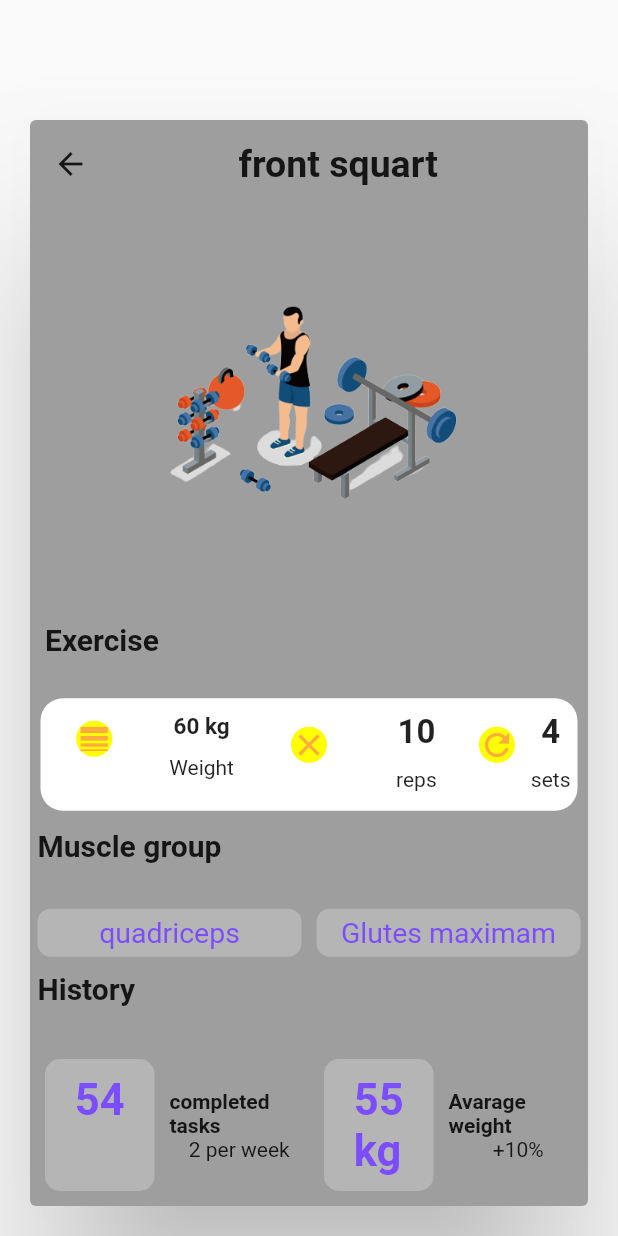
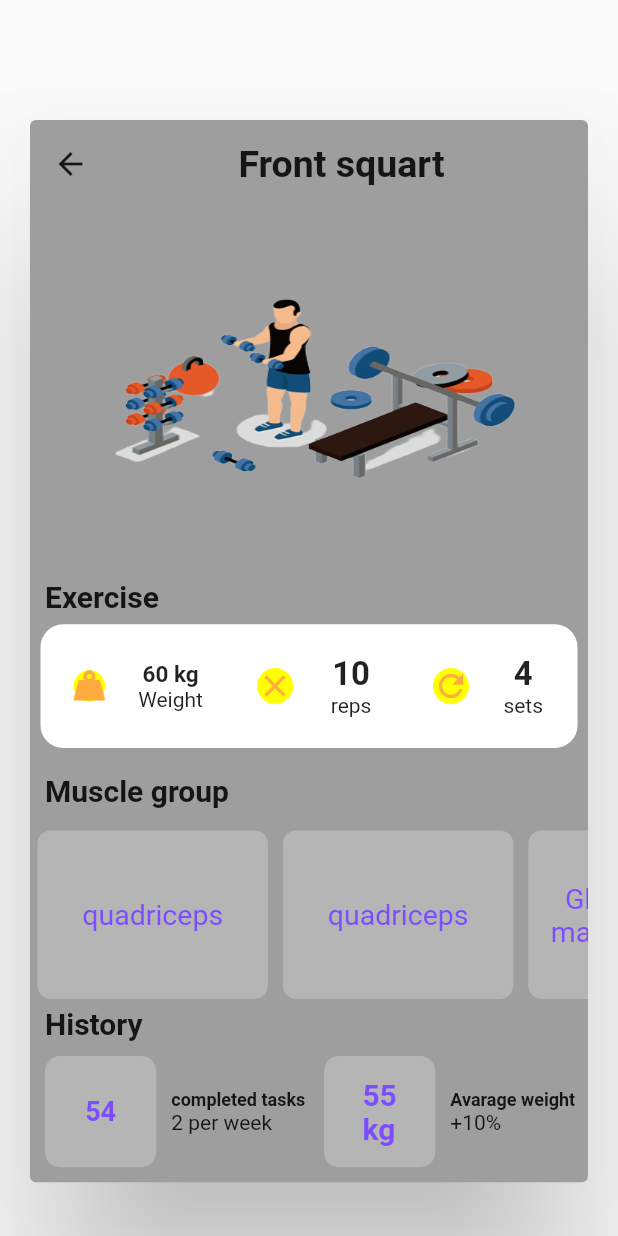
Before and after one commit to cp-yogita-k/first, a Flutter app: the screen it shows after launch, on a phone screen of 412 x 824 dp. Run offline on Flutter 3.47's test engine with Material 2 defaults, Android fonts, the phone set to English and light mode, and no system bars.

Commit message:
final practical 2.1

```diff
--- a/lib/main.dart
+++ b/lib/main.dart
@@ -1,7 +1,7 @@
 import 'package:flutter/material.dart';
 
 void main() {
-  runApp(MaterialApp(
+  runApp(const MaterialApp(
     home: FirstPage(),
     debugShowCheckedModeBanner: false,
   ));
@@ -16,16 +16,23 @@ class FirstPage extends StatefulWidget {
 
 class _FirstPageState extends State<FirstPage> {
   @override
-  List title = [60, 10, 4];
+
 
   Widget build(BuildContext context) {
+    double theight=MediaQuery.of(context).size.height;
+    double width=MediaQuery.of(context).size.width;
+    double stbar=MediaQuery.of(context).padding.top;
+    double bpnavi=MediaQuery.of(context).padding.bottom;
+     double height=theight-stbar-bpnavi;
     return Scaffold(
       body: Card(
           elevation: 50,
           shadowColor: Colors.black,
           color: Colors.grey,
-          margin: EdgeInsets.fromLTRB(20, 80, 20, 20),
+          margin: const EdgeInsets.fromLTRB(20, 80, 20, 20),
+          child: SingleChildScrollView(
             child: Column(
+              crossAxisAlignment: CrossAxisAlignment.start,
               children: [
                 Row(
                   children: [
@@ -33,170 +40,180 @@ class _FirstPageState extends State<FirstPage> {
                         flex: 1,
                         child: Container(
                             alignment: Alignment.topLeft,
-                          margin: EdgeInsets.all(15),
-                          child: Icon(Icons.arrow_back))),
+                            margin: const EdgeInsets.all(15),
+                            child: const Icon(Icons.arrow_back))),
                     Expanded(
                         flex: 2,
                         child: Container(
                             alignment: Alignment.topLeft,
-                          margin: EdgeInsets.all(15),
-                          child: Text(
-                            "front squart",
+                            margin: const EdgeInsets.all(15),
+                            child: const Text(
+                              "Front squart",
                               style: TextStyle(
                                   fontSize: 25, fontWeight: FontWeight.bold),
                             )))
                   ],
                 ),
-              Expanded(
-                flex: 5,
+                Center(
                   child: Container(
-                  height: 300,
-                  decoration: BoxDecoration(
+                    height: height*0.3,
+                    width: height*0.6,
+                    decoration: const BoxDecoration(
                         image: DecorationImage(
                             image: AssetImage(
                       "image/pb.png",
-                  ))),
+                    ),fit: BoxFit.fill)),
                   ),
                 ),
-              Expanded(
-                flex: 1,
-                child: Container(
-                    margin: EdgeInsets.all(10),
-                    alignment: Alignment.topLeft,
+                const Padding(
+                  padding: EdgeInsets.only(left: 10),
                   child: Text(
                     "Exercise",
                     style: TextStyle(fontWeight: FontWeight.bold, fontSize: 20),
-                    )),
+                  ),
                 ),
                 Container(
-                child: Row(children: [
-                  Expanded(
-                    flex: 2,
-                    child: Column(
-                      children: [
-                        Row(
+                  margin: const EdgeInsets.all(7),
+                  height: height*0.1,
+                  decoration: BoxDecoration(
+                      color: Colors.white,
+                      borderRadius: BorderRadius.circular(15)),
+                  child: Row(
+                    mainAxisAlignment: MainAxisAlignment.spaceBetween,
+                  mainAxisSize: MainAxisSize.min,
                   children: [
                     Expanded(
-                              child: Container(
-                                margin: EdgeInsets.all(7),
-                                  decoration: BoxDecoration(
+                      child: Row(
+                        mainAxisAlignment: MainAxisAlignment.spaceEvenly,
+                        crossAxisAlignment: CrossAxisAlignment.center,
+                        children: [
+                          Container(
+                            height: 35,
+                            margin: const EdgeInsets.all(11),
+                              decoration: const BoxDecoration(
                                   shape: BoxShape.circle,
                                   color: Colors.yellowAccent),
-                                  child: Icon(
-                                    Icons.line_weight_sharp,
-                                    color: Colors.orangeAccent,
-                                  )),
+                              // child: Icon(
+                              //   Icons.line_weight_sharp,
+                              //   color: Colors.orangeAccent,
+                              // )
+                            child: const Center(child: ImageIcon(AssetImage("image/w.png"),color: Colors.orangeAccent,size: 21,)),
                       ),
-                            Expanded(
-                              child: Column(
+                          Column(
+                            mainAxisSize: MainAxisSize.min,
+                            crossAxisAlignment: CrossAxisAlignment.center,
                             children: [
-                                  Container(
-                                      margin: EdgeInsets.all(10),
+                              const Flexible(
                                 child: Text("60 kg",
                                     style: TextStyle(
                                         fontWeight: FontWeight.bold,
-                                              fontSize: 15))),
-                                  Text("Weight")
-                                ],
+                                        fontSize: 15)),
                               ),
-                            ),
+                              Flexible(child: Text("Weight",overflow: TextOverflow.ellipsis,))
                             ],
                           ),
                         ],
                       ),
                     ),
                     Expanded(
-                    flex: 2,
-                    child: Column(
+                      child: Row(
+                        mainAxisAlignment: MainAxisAlignment.spaceEvenly,
+                        crossAxisAlignment: CrossAxisAlignment.center,
                         children: [
-                        Row(
-                          children: [
-                            Expanded(
-                              child: Container(
-                                margin: EdgeInsets.all(7),
-                                  decoration: BoxDecoration(
+                          Container(
+                              height: 35,
+                            margin: const EdgeInsets.all(7),
+                              decoration: const BoxDecoration(
                                   shape: BoxShape.circle,
                                   color: Colors.yellowAccent),
-                                  child: Icon(Icons.close,
+                              child: const Icon(Icons.close,
                                   color: Colors.orangeAccent)),
-                            ),
-                            Expanded(
-                              child: Column(
+                          Column(
+                            mainAxisAlignment: MainAxisAlignment.center,
                             children: [
-                                  Container(
-                                      margin: EdgeInsets.all(10),
+                              Flexible(
                                 child: Text("10",
                                     style: TextStyle(
                                         fontWeight: FontWeight.bold,
-                                              fontSize: 22))),
-                                  Text("reps")
-                                ],
+                                        fontSize: 22)),
                               ),
-                            ),
+                              Flexible(child: Text("reps",overflow: TextOverflow.ellipsis,))
                             ],
                           ),
                         ],
                       ),
                     ),
                     Expanded(
-                    flex: 1,
-                    child: Column(
+                      child: Row(
+                        mainAxisAlignment: MainAxisAlignment.spaceEvenly,
+                        crossAxisAlignment: CrossAxisAlignment.center,
                         children: [
-                        Row(
-                          children: [
-                            Expanded(
-                              child: Container(
-                                  decoration: BoxDecoration(
+                          Container(
+                              height: 35,
+                              decoration: const BoxDecoration(
                                   shape: BoxShape.circle,
                                   color: Colors.yellowAccent),
-                                  child: Icon(
+                              child: const Icon(
                                 Icons.refresh_outlined,
                                 color: Colors.orangeAccent,
                               )),
-                            ),
-                            Expanded(
-                              child: Column(
-                                children: [
-                                  Container(
-                                      margin: EdgeInsets.all(10),
+                          Column(
+                            mainAxisAlignment: MainAxisAlignment.center,
+                            children: const [
+                              Flexible(
                                 child: Text("4",
                                     style: TextStyle(
                                         fontWeight: FontWeight.bold,
-                                              fontSize: 22))),
-                                  Text("sets")
-                                ],
+                                        fontSize: 22)),
                               ),
-                            ),
+
+                              Flexible(child: Text("sets",overflow: TextOverflow.ellipsis,))
                             ],
                           ),
                         ],
                       ),
                     )
                   ]),
-                margin: EdgeInsets.all(7),
-                height: 75,
+                ),
+                Padding(
+                  padding: const EdgeInsets.only(top: 10,left: 10),
+                  child: const Text("Muscle group",
+                      style: TextStyle(fontWeight: FontWeight.bold, fontSize: 20)),
+                ),
+                SizedBox(height: 10,),
+                SingleChildScrollView(
+                  physics: const BouncingScrollPhysics(),
+                  scrollDirection: Axis.horizontal,
+                  child: Row(
+                    children: [
+                      Container(
+                        margin: const EdgeInsets.all(5),
                         decoration: BoxDecoration(
-                    color: Colors.white,
-                    borderRadius: BorderRadius.circular(15)),
-              ),
-              Expanded(
-                flex: 1,
+                            color: Colors.white24,
+                            borderRadius: BorderRadius.circular(9)),
                         child: Container(
-                  margin: EdgeInsets.all(5),
-                  alignment: Alignment.topLeft,
-                  child: Text("Muscle group",
-                      style:
-                          TextStyle(fontWeight: FontWeight.bold, fontSize: 20)),
+                          width: width*0.3,
+                          height: height*0.1,
+                          margin: const EdgeInsets.all(15),
+                          child: const Center(
+                            child: Text(
+                              "  quadriceps  ",overflow: TextOverflow.ellipsis,
+                              style: TextStyle(
+                                  color: Colors.deepPurpleAccent, fontSize: 19),
                             ),
                           ),
-              Row(
-                children: [
-                  Expanded(
+                        ),
+                      ),
+                      Container(
+                        margin: const EdgeInsets.all(5),
+                        decoration: BoxDecoration(
+                            color: Colors.white24,
+                            borderRadius: BorderRadius.circular(9)),
                         child: Container(
-                      margin: EdgeInsets.all(5),
-                      child: Container(
-                        margin: EdgeInsets.all(5),
-                        child: Center(
+                          width: width*0.3,
+                          height: height*0.1,
+                          margin: const EdgeInsets.all(15),
+                          child: const Center(
                             child: Text(
                               "  quadriceps  ",
                               style: TextStyle(
@@ -204,17 +221,17 @@ class _FirstPageState extends State<FirstPage> {
                             ),
                           ),
                         ),
+                      ),
+                      Container(
+                        margin: const EdgeInsets.all(5),
                         decoration: BoxDecoration(
                             color: Colors.white24,
                             borderRadius: BorderRadius.circular(9)),
-                    ),
-                  ),
-                  Expanded(
                         child: Container(
-                      margin: EdgeInsets.all(5),
-                      child: Container(
-                        margin: EdgeInsets.all(5),
-                        child: Center(
+                          width: width*0.3,
+                          height: height*0.1,
+                          margin: const EdgeInsets.all(15),
+                          child: const Center(
                             child: Text(
                               "  Glutes maximam  ",
                               style: TextStyle(
@@ -222,94 +239,95 @@ class _FirstPageState extends State<FirstPage> {
                             ),
                           ),
                         ),
-                      decoration: BoxDecoration(
-                          color: Colors.white24,
-                          borderRadius: BorderRadius.circular(9)),
-                    ),
                       )
                     ],
                   ),
-              Expanded(
-                flex: 1,
-                child: Container(
-                  alignment: Alignment.topLeft,
-                  margin: EdgeInsets.all(5),
-                  child: Text("History",
+                ),
+                Padding(
+                  padding: const EdgeInsets.only(left: 10),
+                  child: const Text("History",
                       style:
                           TextStyle(fontSize: 20, fontWeight: FontWeight.bold)),
                 ),
-              ),
                 Row(
+                  crossAxisAlignment: CrossAxisAlignment.center,
                   children: [
                     Expanded(
-                    flex: 1,
-                    child: Container(
-                      margin: EdgeInsets.all(10),
-                      child: Container(
-                          margin: EdgeInsets.all(10),
-                          child: Center(
+                      child: Row(
+                        children: [
+                          Container(
+                            padding: const EdgeInsets.all(10),
+                            height: height*0.09,
+                            width: height*0.09,
+                            margin: const EdgeInsets.all(10),
+                            decoration: BoxDecoration(
+                                color: Colors.white24,
+                                borderRadius: BorderRadius.circular(10)),
+                            child: const Center(
                               child: Text(
-                              "54\n",
+                                "54",
                                 style: TextStyle(
                                     color: Colors.deepPurpleAccent,
                                     fontWeight: FontWeight.bold,
-                                  fontSize: 29),
-                            ),
-                          )),
-                      decoration: BoxDecoration(
-                          color: Colors.white24,
-                          borderRadius: BorderRadius.circular(10)),
+                                    fontSize: 18),
                               ),
                             ),
-                  Expanded(
-                    flex: 1,
-                    child: Column(
+                          ),
+                          Column(
+                            crossAxisAlignment: CrossAxisAlignment.start,
                             children: [
-                        Text(
+                              Container(
+                                child: const Text(
                                   "completed tasks",
                                   style: TextStyle(
-                              fontWeight: FontWeight.bold, fontSize: 14),
+                                      fontWeight: FontWeight.bold, fontSize: 12),
                                 ),
-                        Text("2 per week"),
+                              ),
+                              const Text("2 per week"),
+                            ],
+                          ),
                         ],
                       ),
                     ),
                     Expanded(
-                    flex: 1,
-                    child: Container(
-                      margin: EdgeInsets.all(10),
-                      child: Container(
-                          margin: EdgeInsets.all(10),
-                          child: Center(
+                      child: Row(
+                        children: [
+                          Container(
+                            height: height*0.09,
+                            width: height*0.09,
+                            padding: EdgeInsets.all(10),
+                            margin: const EdgeInsets.all(10),
+                            decoration: BoxDecoration(
+                                color: Colors.white24,
+                                borderRadius: BorderRadius.circular(10)),
+                            child: const Center(
                               child: Text(
                                 "55\nkg",
                                 style: TextStyle(
                                     color: Colors.deepPurpleAccent,
                                     fontWeight: FontWeight.bold,
-                                  fontSize: 29),
-                            ),
-                          )),
-                      decoration: BoxDecoration(
-                          color: Colors.white24,
-                          borderRadius: BorderRadius.circular(10)),
+                                    fontSize: 20),
                               ),
                             ),
-                  Expanded(
-                    flex: 1,
-                    child: Column(
+                          ),
+                          Column(
+                            crossAxisAlignment: CrossAxisAlignment.start,
                             children: [
-                        Text(
+                              const Text(
                                 "Avarage weight",
                                 style: TextStyle(
-                              fontWeight: FontWeight.bold, fontSize: 14),
+                                    fontWeight: FontWeight.bold, fontSize: 12),
                               ),
-                        Text("+10%"),
+                              const Text("+10%"),
+                            ],
+                          ),
                         ],
                       ),
                     ),
                   ],
                 )
               ],
+            ),
           )),
     );
   }
```
Also changed, not shown: image/w.png (added). Lines whose indentation alone changed are shown as unchanged.
